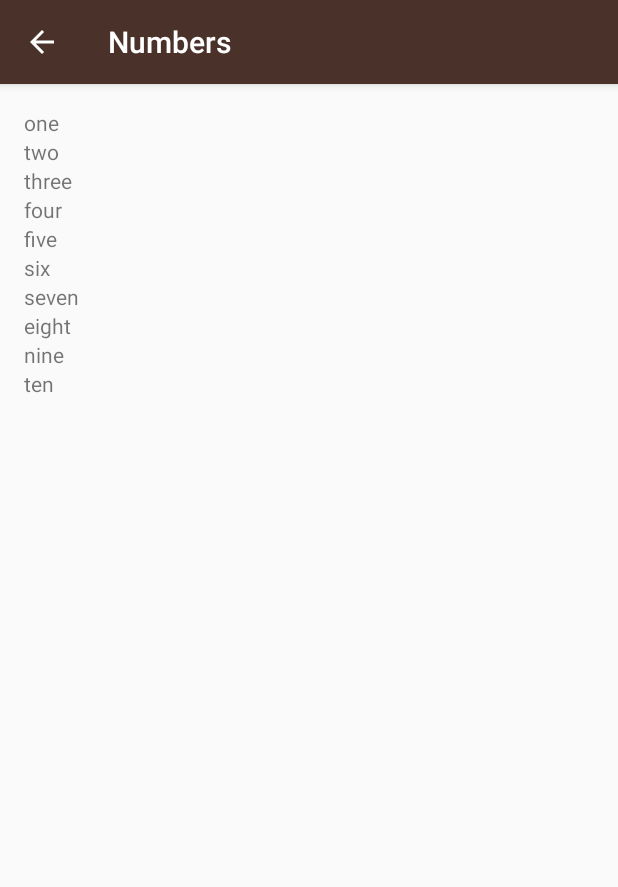
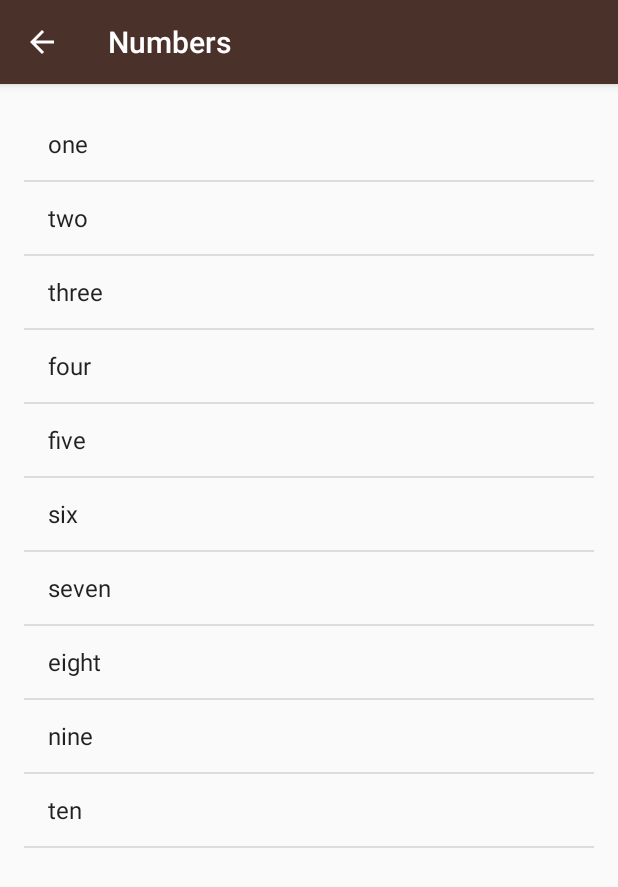
Before and after one commit to jensgreiner/Miwok, an Android app: the NumbersActivity screen opened directly, with no data from a screen before it, on a phone screen of 412 x 824 dp. Shown: the top 887 px of the screen. Run offline under Robolectric (Android 15) with nearby library versions, the light colour scheme and no system bars.

Commit message:
changed the LinearLayout in NumbersActivity to ListView plus ArrayAdapter

```diff
--- a/app/src/main/java/com/example/android/miwok/NumbersActivity.java
+++ b/app/src/main/java/com/example/android/miwok/NumbersActivity.java
@@ -2,8 +2,8 @@
 
 import android.os.Bundle;
 import android.support.v7.app.AppCompatActivity;
-import android.widget.LinearLayout;
-import android.widget.TextView;
+import android.widget.ArrayAdapter;
+import android.widget.ListView;
 
 import java.util.ArrayList;
 
@@ -27,15 +27,23 @@
         words.add("nine");
         words.add("ten");
 
-        // Find root view of whole layout
-        LinearLayout rootView = (LinearLayout) findViewById(R.id.rootView);
+        // Create an {@link ArrayAdapter}, whose data source is a list of Strings. The
+        // adapter knows how to create layouts for each item in the list, using the
+        // simple_list_item_1.xml layout resource defined in the Android framework.
+        // This list item layout contains a single {@link TextView}, which the adapter will set to
+        // display a single word.
+        ArrayAdapter<String> itemsAdapter =
+                new ArrayAdapter<String>(this, android.R.layout.simple_list_item_1, words);
 
-        // Create a new {@link TextView} for each word in words and add it to rootView
-        for (int index = 0; index < words.size(); index++) {
-            TextView textView = new TextView(this);
-            textView.setText(words.get(index));
-            rootView.addView(textView);
+        // Find the {@link ListView} object in the view hierarchy of the {@link Activity}.
+        // There should be a {@link ListView} with the view ID called list, which is declared in the
+        // activity_numbers.xml layout file.
+        ListView listView = (ListView) findViewById(R.id.list);
 
-        }
+        // Make the {@link ListView} use the {@link ArrayAdapter} we created above, so that the
+        // {@link ListView} will display list items for each word in the list of words.
+        // Do this by calling the setAdapter method on the {@link ListView} object and pass in
+        // 1 argument, which is the {@link ArrayAdapter} with the variable name itemsAdapter.
+        listView.setAdapter(itemsAdapter);
     }
 }
--- a/app/src/main/res/layout/activity_numbers.xml
+++ b/app/src/main/res/layout/activity_numbers.xml
@@ -1,11 +1,11 @@
 <?xml version="1.0" encoding="utf-8"?>
-<LinearLayout xmlns:android="http://schemas.android.com/apk/res/android"
+<ListView xmlns:android="http://schemas.android.com/apk/res/android"
     xmlns:tools="http://schemas.android.com/tools"
-    android:id="@+id/rootView"
+    android:id="@+id/list"
     android:layout_width="match_parent"
     android:layout_height="match_parent"
     android:orientation="vertical"
     android:padding="@dimen/activity_padding"
     tools:context="com.example.android.miwok.NumbersActivity">
 
-</LinearLayout>
+</ListView>
```
